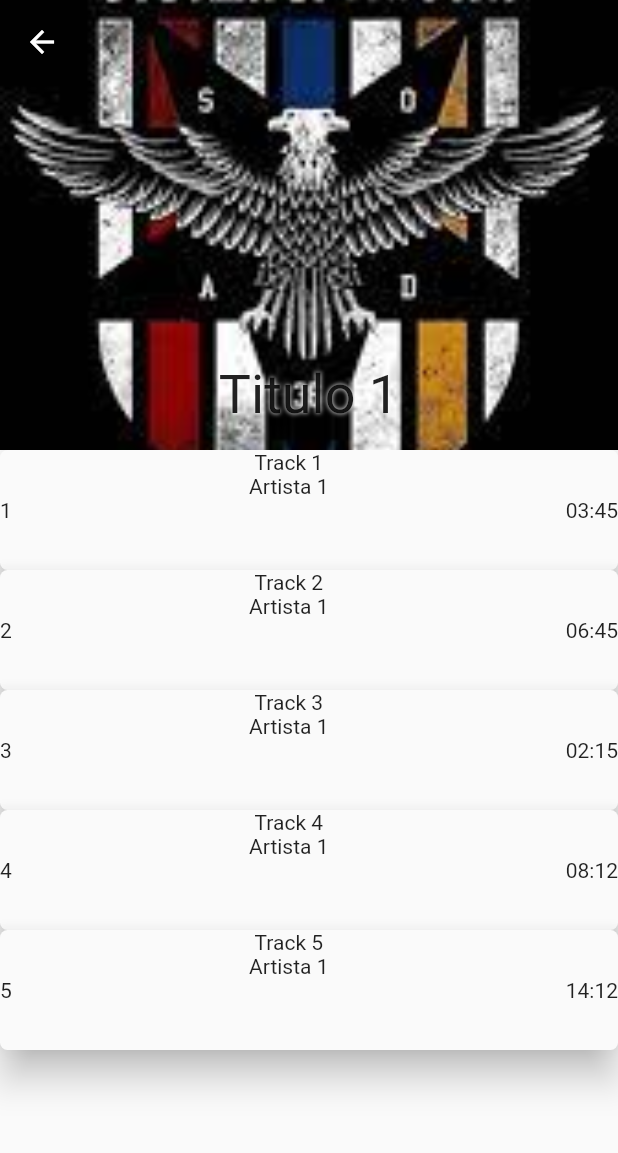
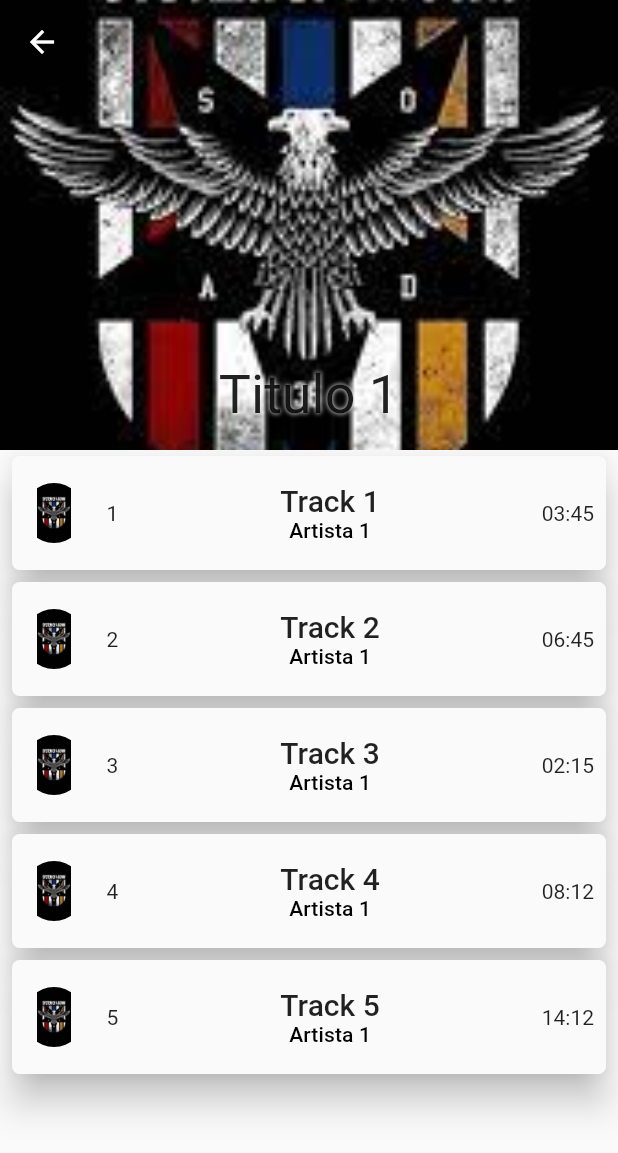
Before and after one commit to Gustavo-A-Santos/Projeto_PM2, a Flutter app: the HomePage screen opened by its route, after a tap on "Artista 1", on a phone screen of 412 x 824 dp. Shown: the top 1153 px of the screen. Run offline on Flutter 3.47's test engine with Material 2 defaults, Android fonts, the phone set to English and light mode, and no system bars.

Commit message:
branch com o código da aula do dia Qua 16 Ago 2023 20:48:21 -03

```diff
--- a/lib/data/album_repository.dart
+++ b/lib/data/album_repository.dart
@@ -9,11 +9,36 @@ List<Album> loadAlbuns() {
       yearReleased: 2022,
       cover: "assets/album.jpg",
       musics: <Music>[
-        Music(artist: "Artista 1", albumCover: "assets/album.jpg", title: "Track 1", number: 1, duration: "03:45"),
-        Music(artist: "Artista 1", albumCover: "assets/album.jpg",title: "Track 2", number: 2, duration: "06:45"),
-        Music(artist: "Artista 1", albumCover: "assets/album.jpg",title: "Track 3", number: 3, duration: "02:15"),
-        Music(artist: "Artista 1", albumCover: "assets/album.jpg",title: "Track 4", number: 4, duration: "08:12"),
-        Music(artist: "Artista 1", albumCover: "assets/album.jpg",title: "Track 5", number: 5, duration: "14:12"),
+        Music(
+            artist: "Artista 1",
+            albumCover: "assets/album.jpg",
+            title: "Track 1",
+            number: 1,
+            duration: "03:45"),
+        Music(
+            artist: "Artista 1",
+            albumCover: "assets/album.jpg",
+            title: "Track 2",
+            number: 2,
+            duration: "06:45"),
+        Music(
+            artist: "Artista 1",
+            albumCover: "assets/album.jpg",
+            title: "Track 3",
+            number: 3,
+            duration: "02:15"),
+        Music(
+            artist: "Artista 1",
+            albumCover: "assets/album.jpg",
+            title: "Track 4",
+            number: 4,
+            duration: "08:12"),
+        Music(
+            artist: "Artista 1",
+            albumCover: "assets/album.jpg",
+            title: "Track 5",
+            number: 5,
+            duration: "14:12"),
       ],
     ),
     Album(
@@ -22,37 +47,150 @@ List<Album> loadAlbuns() {
       yearReleased: 2022,
       cover: "assets/album2.jpg",
       musics: <Music>[
-        Music(artist: "Artista 2", albumCover: "assets/album2.jpg",title: "Track 1", number: 1, duration: "03:45"),
-        Music(artist: "Artista 2", albumCover: "assets/album2.jpg",title: "Track 2", number: 2, duration: "06:45"),
-        Music(artist: "Artista 2", albumCover: "assets/album2.jpg",title: "Track 3", number: 3, duration: "02:15"),
-        Music(artist: "Artista 2", albumCover: "assets/album2.jpg",title: "Track 4", number: 4, duration: "08:12"),
-        Music(artist: "Artista 2", albumCover: "assets/album2.jpg",title: "Track 5", number: 5, duration: "14:12"),
+        Music(
+            artist: "Artista 2",
+            albumCover: "assets/album2.jpg",
+            title: "Track 1",
+            number: 1,
+            duration: "03:45"),
+        Music(
+            artist: "Artista 2",
+            albumCover: "assets/album2.jpg",
+            title: "Track 2",
+            number: 2,
+            duration: "06:45"),
+        Music(
+            artist: "Artista 2",
+            albumCover: "assets/album2.jpg",
+            title: "Track 3",
+            number: 3,
+            duration: "02:15"),
+        Music(
+            artist: "Artista 2",
+            albumCover: "assets/album2.jpg",
+            title: "Track 4",
+            number: 4,
+            duration: "08:12"),
+        Music(
+            artist: "Artista 2",
+            albumCover: "assets/album2.jpg",
+            title: "Track 5",
+            number: 5,
+            duration: "14:12"),
       ],
     ),
     Album(
       artist: "Artista 3",
       title: "Titulo 3",
       yearReleased: 2022,
-      cover: "assets/album.jpg",
+      cover: "assets/album3.jpg",
       musics: <Music>[
-        Music(artist: "Artista 3", albumCover: "assets/album.jpg",title: "Track 1", number: 1, duration: "03:45"),
-        Music(artist: "Artista 3", albumCover: "assets/album.jpg",title: "Track 2", number: 2, duration: "06:45"),
-        Music(artist: "Artista 3", albumCover: "assets/album.jpg",title: "Track 3", number: 3, duration: "02:15"),
-        Music(artist: "Artista 3", albumCover: "assets/album.jpg",title: "Track 4", number: 4, duration: "08:12"),
-        Music(artist: "Artista 3", albumCover: "assets/album.jpg",title: "Track 5", number: 5, duration: "14:12"),
+        Music(
+            artist: "Artista 3",
+            albumCover: "assets/album3.jpg",
+            title: "Track 1",
+            number: 1,
+            duration: "03:45"),
+        Music(
+            artist: "Artista 3",
+            albumCover: "assets/album3.jpg",
+            title: "Track 2",
+            number: 2,
+            duration: "06:45"),
+        Music(
+            artist: "Artista 3",
+            albumCover: "assets/album3.jpg",
+            title: "Track 3",
+            number: 3,
+            duration: "02:15"),
+        Music(
+            artist: "Artista 3",
+            albumCover: "assets/album3.jpg",
+            title: "Track 4",
+            number: 4,
+            duration: "08:12"),
+        Music(
+            artist: "Artista 3",
+            albumCover: "assets/album3.jpg",
+            title: "Track 5",
+            number: 5,
+            duration: "14:12"),
       ],
     ),
     Album(
       artist: "Artista 4",
       title: "Titulo 4",
       yearReleased: 2022,
-      cover: "assets/album2.jpg",
+      cover: "assets/album4.jpg",
       musics: <Music>[
-        Music(artist: "Artista 4", albumCover: "assets/album2.jpg",title: "Track 1", number: 1, duration: "03:45"),
-        Music(artist: "Artista 4", albumCover: "assets/album2.jpg",title: "Track 2", number: 2, duration: "06:45"),
-        Music(artist: "Artista 4", albumCover: "assets/album2.jpg",title: "Track 3", number: 3, duration: "02:15"),
-        Music(artist: "Artista 4", albumCover: "assets/album2.jpg",title: "Track 4", number: 4, duration: "08:12"),
-        Music(artist: "Artista 4", albumCover: "assets/album2.jpg",title: "Track 5", number: 5, duration: "14:12"),
+        Music(
+            artist: "Artista 4",
+            albumCover: "assets/album4.jpg",
+            title: "Track 1",
+            number: 1,
+            duration: "03:45"),
+        Music(
+            artist: "Artista 4",
+            albumCover: "assets/album4.jpg",
+            title: "Track 2",
+            number: 2,
+            duration: "06:45"),
+        Music(
+            artist: "Artista 4",
+            albumCover: "assets/album4.jpg",
+            title: "Track 3",
+            number: 3,
+            duration: "02:15"),
+        Music(
+            artist: "Artista 4",
+            albumCover: "assets/album4.jpg",
+            title: "Track 4",
+            number: 4,
+            duration: "08:12"),
+        Music(
+            artist: "Artista 4",
+            albumCover: "assets/album4.jpg",
+            title: "Track 5",
+            number: 5,
+            duration: "14:12"),
+      ],
+    ),
+    Album(
+      artist: "Artista 5",
+      title: "Titulo 5",
+      yearReleased: 2022,
+      cover: "assets/album5.jpg",
+      musics: <Music>[
+        Music(
+            artist: "Artista 5",
+            albumCover: "assets/album5.jpg",
+            title: "Track 1",
+            number: 1,
+            duration: "03:45"),
+        Music(
+            artist: "Artista 5",
+            albumCover: "assets/album5.jpg",
+            title: "Track 2",
+            number: 2,
+            duration: "06:45"),
+        Music(
+            artist: "Artista 5",
+            albumCover: "assets/album5.jpg",
+            title: "Track 3",
+            number: 3,
+            duration: "02:15"),
+        Music(
+            artist: "Artista 5",
+            albumCover: "assets/album5.jpg",
+            title: "Track 4",
+            number: 4,
+            duration: "08:12"),
+        Music(
+            artist: "Artista 5",
+            albumCover: "assets/album5.jpg",
+            title: "Track 5",
+            number: 5,
+            duration: "14:12"),
       ],
     ),
   ];
--- a/lib/presentation/page/login_page.dart
+++ b/lib/presentation/page/login_page.dart
@@ -15,7 +15,7 @@ class _LoginPageState extends State<LoginPage> {
   Widget build(BuildContext context) {
     return Scaffold(
       //appBar: AppBar(
-        //title: const Text("Login"),
+      //title: const Text("Login"),
       //),
       body: Center(
         child: Column(
--- a/lib/presentation/page/track_list_page.dart
+++ b/lib/presentation/page/track_list_page.dart
@@ -8,6 +8,12 @@ class TrackListPage extends StatelessWidget {
   @override
   Widget build(BuildContext context) {
     final theme = Theme.of(context);
+    final route = ModalRoute.of(context);
+
+    if (route == null) {
+      Navigator.pop(context);
+    }
+
     final album = ModalRoute.of(context)!.settings.arguments as Album;
 
     return Scaffold(
--- a/lib/presentation/widget/display_music.dart
+++ b/lib/presentation/widget/display_music.dart
@@ -11,20 +11,45 @@ class DisplayMusic extends StatelessWidget {
 
   @override
   Widget build(BuildContext context) {
-    return Material(
+    final theme = Theme.of(context);
+
+    return Container(
+      margin: const EdgeInsets.only(top: 4, bottom: 4, left: 8, right: 8),
+      child: Material(
         borderRadius: const BorderRadius.all(Radius.circular(5)),
         elevation: 10,
+        child: Padding(
+          padding: const EdgeInsets.all(8.0),
           child: SizedBox(
             width: double.maxFinite,
-        height: 80,
+            height: 60,
             child: Row(
               children: [
+                Container(
+                  margin: const EdgeInsets.only(right: 15),
+                  child: ClipRRect(
+                    borderRadius: BorderRadius.circular(20),
+                    child: Image.asset(
+                      music.albumCover,
+                      width: 40,
+                      height: 40,
+                      fit: BoxFit.fitHeight,
+                    ),
+                  ),
+                ),
                 Text(music.number.toString()),
                 Expanded(
                   child: Column(
+                    mainAxisAlignment: MainAxisAlignment.center,
                     children: [
-                  Text(music.title),
-                  Text(music.artist),
+                      Text(
+                        music.title,
+                        style: theme.textTheme.titleLarge,
+                      ),
+                      Text(
+                        music.artist,
+                        style: theme.textTheme.titleSmall,
+                      ),
                     ],
                   ),
                 ),
@@ -32,6 +57,8 @@ class DisplayMusic extends StatelessWidget {
               ],
             ),
           ),
+        ),
+      ),
     );
   }
 }
--- a/pubspec.yaml
+++ b/pubspec.yaml
@@ -62,6 +62,9 @@ flutter:
     - assets/logo.jpg
     - assets/album.jpg
     - assets/album2.jpg
+    - assets/album3.jpg
+    - assets/album4.jpg
+    - assets/album5.jpg
 
   # To add assets to your application, add an assets section, like this:
   # assets:
```
Also changed, not shown: assets/album3.jpg (added), assets/album4.jpg (added), assets/album5.jpg (added), assets/logo.jpg, assets/logo1.jpg (added), lib/main.dart (line endings or trailing spaces). Lines whose indentation alone changed are shown as unchanged.
